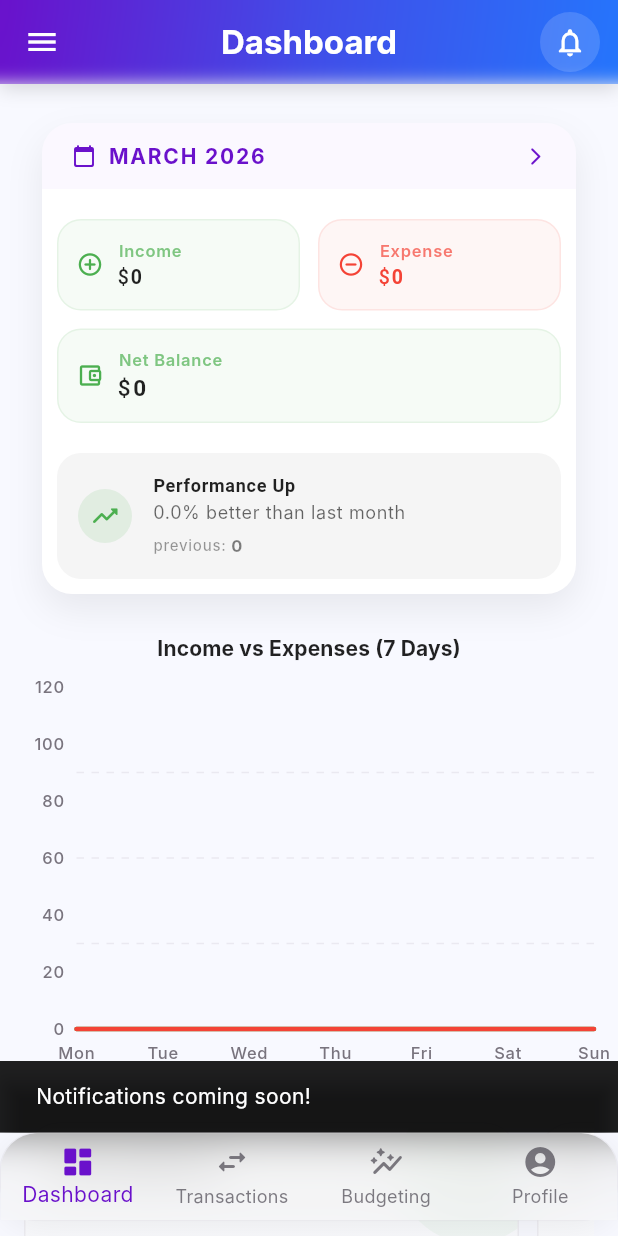
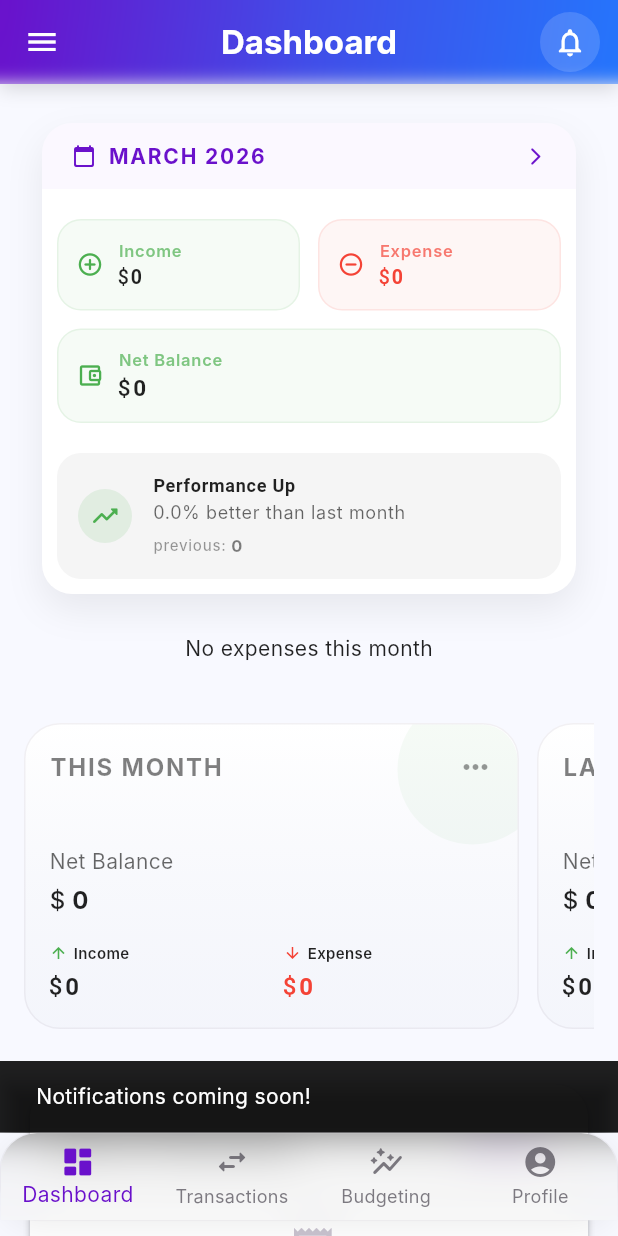
Before and after one commit to Max22577/Flutter_personal_finance_app, a Flutter app: the screen it shows once a user with an empty profile is signed in, after a tap on the "notifications" icon, on a phone screen of 412 x 824 dp. Run offline on Flutter 3.47's test engine with Material 3 defaults, Android fonts, the phone set to English and light mode, and no system bars; drawn by our look-alikes of fl_chart; our stand-ins replace cloud_firestore, firebase_auth, firebase_core, firebase_storage, flutter_svg, google_sign_in and 3 more; accounts and stored records are empty; Roboto replaces fonts that are missing (Inter).

Commit message:
Replaced income vs expenses chart with pie chart showing spending per category

```diff
--- a/lib/core/repositories/category_repository.dart
+++ b/lib/core/repositories/category_repository.dart
@@ -5,8 +5,8 @@
 
 class CategoryRepository {
   final FirestoreService _service = FirestoreService.instance;
-  final _categorySubject = BehaviorSubject<List<Category>>();
-  final _userCategorySubject = BehaviorSubject<List<Category>>();
+  final _categorySubject = BehaviorSubject<List<Category>>(); //pre-defined and user defined categories
+  final _userCategorySubject = BehaviorSubject<List<Category>>(); //user defined categories
   StreamSubscription? _catSub;
   StreamSubscription? _userCatSub;
 
--- a/lib/core/services/firestore_service.dart
+++ b/lib/core/services/firestore_service.dart
@@ -123,11 +123,11 @@
 
   // Predefined Categories (Hardcoded for initial structure)
   final List<Category> predefinedCategories = [
-    Category(id: 'cat_food', name: 'cat_food'),
-    Category(id: 'cat_trans', name: 'cat_trans'),
-    Category(id: 'cat_salary', name: 'cat_salary'),
-    Category(id: 'cat_rent', name: 'cat_rent'),
-    Category(id: 'cat_savings', name: 'cat_savings'),
+    Category(id: 'cat_food', name: 'Food'),
+    Category(id: 'cat_trans', name: 'Transportation'),
+    Category(id: 'cat_salary', name: 'Salary'),
+    Category(id: 'cat_rent', name: 'Rent'),
+    Category(id: 'cat_savings', name: 'Savings'),
   ];
 
   // ------------------------------------------
--- a/lib/features/dashboard/pages/dashboard_page.dart
+++ b/lib/features/dashboard/pages/dashboard_page.dart
@@ -2,7 +2,7 @@
 import 'package:personal_fin/core/providers/language_provider.dart';
 import 'package:personal_fin/core/repositories/monthly_data_repository.dart';
 import 'package:personal_fin/core/repositories/transaction_repository.dart';
-import 'package:personal_fin/features/dashboard/widgets/income_expenses_graph.dart';
+import 'package:personal_fin/features/dashboard/widgets/category_pie_chart.dart';
 import 'package:personal_fin/features/dashboard/widgets/monthly_review.dart';
 import 'package:personal_fin/features/dashboard/view_models/dashboard_view_model.dart';
 import 'package:personal_fin/features/dashboard/widgets/quick_stats.dart';
@@ -15,12 +15,7 @@
 
   @override
   Widget build(BuildContext context) {
-    return ChangeNotifierProvider(
-      create: (_) => DashboardViewModel(
-        context.read<MonthlyDataRepository>(),
-      ),
-      child: const DashboardViewContent(),
-    );
+    return const DashboardViewContent();
   }
 }
 
@@ -51,7 +46,8 @@
               _buildMonthlyReview(vm, lang, context),
 
               const SizedBox(height: 16),
-              const IncomeExpensesGraph(daysToShow: 7, height: 250),
+              //const IncomeExpensesGraph(daysToShow: 7, height: 250),
+              const CategoryPieChart(),
 
               const SizedBox(height: 32),
               const QuickStats(height: 220),
--- /dev/null
+++ b/lib/features/dashboard/view_models/spending_chart_view_model.dart
@@ -0,0 +1,64 @@
+import 'dart:async';
+
+import 'package:flutter/material.dart';
+import 'package:personal_fin/core/repositories/category_repository.dart';
+import 'package:personal_fin/core/repositories/monthly_transaction_repository.dart';
+import 'package:personal_fin/models/category.dart';
+import 'package:personal_fin/models/transaction.dart';
+import 'package:rxdart/rxdart.dart';
+
+class SpendingChartViewModel extends ChangeNotifier {
+  final MonthlyTransactionRepository _transactionRepo;
+  final CategoryRepository _categoryRepo;
+
+  bool _isLoading = true;
+  StreamSubscription? _subscription;
+
+  Map<String, double> _categoryData = {};
+  Map<String, double> get categoryData => _categoryData;
+
+  SpendingChartViewModel(this._transactionRepo, this._categoryRepo) {
+    _init();
+  }
+
+  void _init() {
+    _subscription = Rx.combineLatest2(
+      _transactionRepo.stream,
+      _categoryRepo.categoriesStream,
+      (List<Transaction> transactions, List<Category> categories) {
+        final Map<String, double> aggregatedData = {};
+
+        // Filter only expenses
+        final expenses = transactions.where((t) => t.type == 'Expense');
+
+        for (var t in expenses) {
+          // 1. Find the category name using the categoryId
+          final category = categories.firstWhere(
+            (c) => c.id == t.categoryId,
+            orElse: () => Category(id: 'unknown', name: 'Other'), // Fallback
+          );
+
+          // 2. Add amount to that category
+          aggregatedData.update(
+            category.name,
+            (existingValue) => existingValue + t.amount,
+            ifAbsent: () => t.amount,
+          );
+        }
+        return aggregatedData;
+      },
+    ).listen((data) {
+      _categoryData = data;
+      _isLoading = false;
+      notifyListeners();
+    });
+  }
+
+  bool get isLoading => _isLoading;
+
+  @override
+  void dispose() {
+    _subscription?.cancel();
+    super.dispose();
+  }
+}
--- /dev/null
+++ b/lib/features/dashboard/widgets/category_pie_chart.dart
@@ -0,0 +1,138 @@
+import 'package:fl_chart/fl_chart.dart';
+import 'package:flutter/material.dart';
+import 'package:personal_fin/core/repositories/category_repository.dart';
+import 'package:personal_fin/core/repositories/monthly_transaction_repository.dart';
+import 'package:personal_fin/core/widgets/shared/currency_display.dart';
+import 'package:provider/provider.dart';
+
+import '../view_models/spending_chart_view_model.dart';
+
+class CategoryPieChart extends StatelessWidget {
+  const CategoryPieChart({super.key});
+
+  static const List<Color> _vibrantColors = [
+    Color(0xFFFF007F), // Vivid Pink
+    Color(0xFF00F5D4), // Bright Teal
+    Color(0xFF7B2CBF), // Electric Purple
+    Color(0xFFFF9F1C), // Bright Orange
+    Color(0xFF06D6A0), // Emerald Green
+    Color(0xFF5bc0be), // Soft Cyan
+    Color(0xFFff0054), // Magenta
+  ];
+
+  @override
+  Widget build(BuildContext context) {
+    final theme = Theme.of(context);
+    final colors = theme.colorScheme;
+
+    return ChangeNotifierProvider(
+      create: (_) => SpendingChartViewModel(
+        context.read<MonthlyTransactionRepository>(),
+        context.read<CategoryRepository>(),
+      ),
+      child: Consumer<SpendingChartViewModel>(
+        builder: (context, vm, _) {
+          if (vm.isLoading) return const Center(child: CircularProgressIndicator());
+
+          final data = vm.categoryData;
+          if (data.isEmpty) return const Center(child: Text("No expenses this month"));
+
+         return Card(
+            elevation: 0,
+            shape: RoundedRectangleBorder(
+              borderRadius: BorderRadius.circular(16),
+              side: BorderSide(color: Colors.grey[200]!),
+            ),
+            child: Padding(
+              padding: const EdgeInsets.all(16.0),
+              child: Column(
+                crossAxisAlignment: CrossAxisAlignment.start,
+                children: [
+                  // 1. Chart Title
+                  const Text(
+                    "Monthly Spending Breakdown",
+                    style: TextStyle(fontSize: 18, fontWeight: FontWeight.bold),
+                  ),
+                  const SizedBox(height: 20),
+
+                  // 2. The Pie Chart
+                  AspectRatio(
+                    aspectRatio: 1.5,
+                    child: PieChart(
+                      PieChartData(
+                        sectionsSpace: 3,
+                        centerSpaceRadius: 40,
+                        sections: _buildSections(data, colors),
+                      ),
+                    ),
+                  ),
+                  const SizedBox(height: 24),
+
+                  // 3. The Legend
+                  _buildLegend(data),
+                ],
+              ),
+            ),
+          );
+        },
+      ),
+    );
+  }
+
+  List<PieChartSectionData> _buildSections(Map<String, double> data, ColorScheme colors) {
+    int index = 0;
+    return data.entries.map((entry) {
+      final color = _vibrantColors[index % _vibrantColors.length];
+      index++;
+
+      return PieChartSectionData(
+        color: color,
+        value: entry.value,
+        radius: 50,
+        showTitle: false,
+
+        badgeWidget: CurrencyDisplay(
+          amount: entry.value,
+          compact: true,
+          isExpense: true,
+          // Pro-tip: override to white so it's readable on your vibrant slices!
+          positiveColor: colors.onSurface,
+          negativeColor: colors.onSurface,
+          style: const TextStyle(fontSize: 11),
+        ),
+
+        // 3. Move the badge to the center of the slice (0.0 = center of donut, 1.0 = outer edge)
+        badgePositionPercentageOffset: 0.55,
+        );
+    }).toList();
+  }
+
+  Widget _buildLegend(Map<String, double> data) {
+    int index = 0;
+
+    return Wrap(
+      spacing: 16, // Horizontal gap between items
+      runSpacing: 8, // Vertical gap between lines
+      children: data.entries.map((entry) {
+        final color = _vibrantColors[index % _vibrantColors.length];
+        index++;
+
+        return Row(
+          mainAxisSize: MainAxisSize.min,
+          children: [
+            Container(
+              width: 12,
+              height: 12,
+              decoration: BoxDecoration(color: color, shape: BoxShape.circle),
+            ),
+            const SizedBox(width: 6),
+            Text(
+              entry.key,
+              style: const TextStyle(fontSize: 13, fontWeight: FontWeight.w500),
+            ),
+          ],
+        );
+      }).toList(),
+    );
+  }
+}
```
